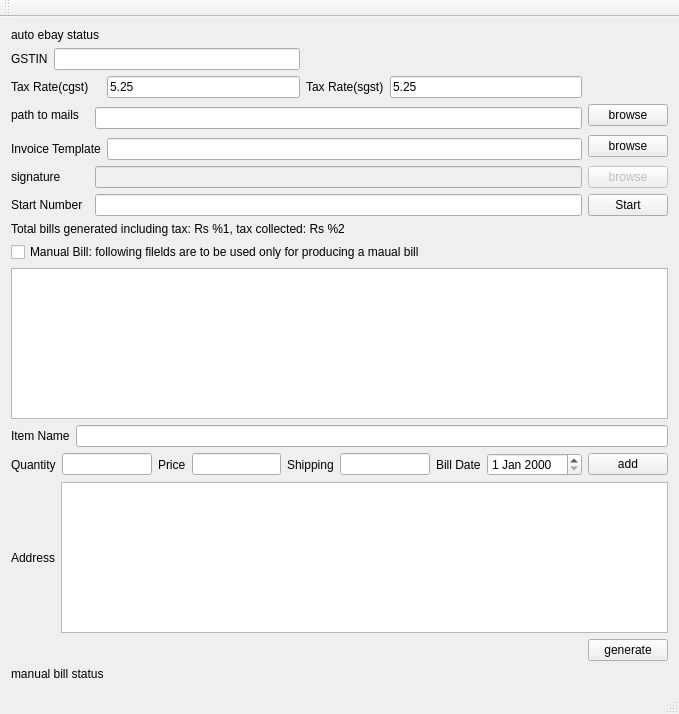
Before: the Qt Designer form mainwindow.ui in pritamghanghas/prepare_bills, drawn with Qt 5.
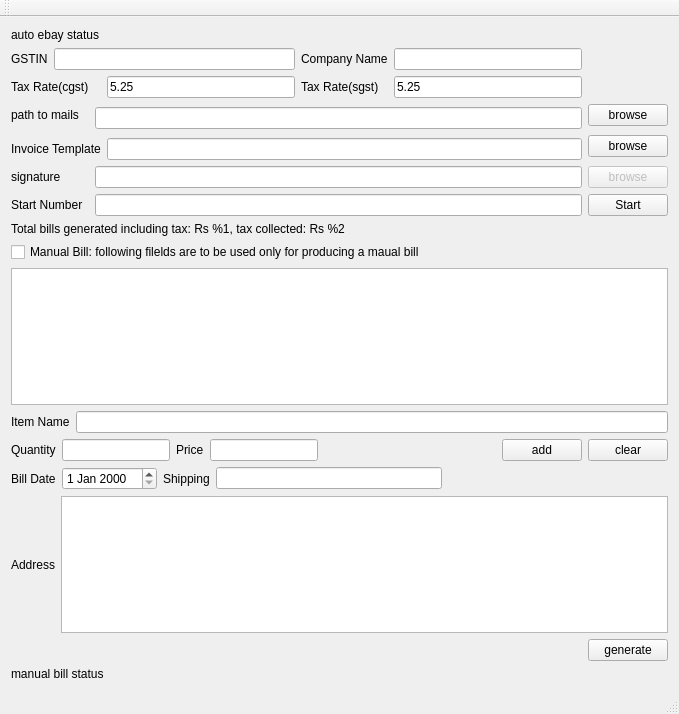
After: the same form once the commit is applied.

The edit to the form file:
```diff
--- a/mainwindow.ui
+++ b/mainwindow.ui
@@ -10,6 +10,12 @@
     <height>714</height>
    </rect>
   </property>
+  <property name="sizePolicy">
+   <sizepolicy hsizetype="Preferred" vsizetype="Preferred">
+    <horstretch>10</horstretch>
+    <verstretch>0</verstretch>
+   </sizepolicy>
+  </property>
   <property name="windowTitle">
    <string>MainWindow</string>
   </property>
@@ -106,7 +112,7 @@
       <item row="5" column="2" colspan="4">
        <widget class="QLineEdit" name="signature_path_edit">
         <property name="enabled">
-         <bool>false</bool>
+         <bool>true</bool>
         </property>
        </widget>
       </item>
@@ -137,6 +143,16 @@
         </property>
        </widget>
       </item>
+      <item row="0" column="4">
+       <widget class="QLabel" name="label_10">
+        <property name="text">
+         <string>Company Name</string>
+        </property>
+       </widget>
+      </item>
+      <item row="0" column="5">
+       <widget class="QLineEdit" name="companyName"/>
+      </item>
      </layout>
     </item>
     <item>
@@ -161,7 +177,7 @@
      </widget>
     </item>
     <item>
-     <layout class="QHBoxLayout" name="horizontalLayout_2">
+     <layout class="QHBoxLayout" name="horizontalLayout">
       <item>
        <widget class="QLabel" name="label_4">
         <property name="text">
@@ -170,42 +186,96 @@
        </widget>
       </item>
       <item>
-       <widget class="QLineEdit" name="itemNameField"/>
+       <widget class="QLineEdit" name="itemNameField">
+        <property name="sizePolicy">
+         <sizepolicy hsizetype="Expanding" vsizetype="Fixed">
+          <horstretch>1</horstretch>
+          <verstretch>0</verstretch>
+         </sizepolicy>
+        </property>
+       </widget>
       </item>
      </layout>
     </item>
     <item>
-     <layout class="QHBoxLayout" name="horizontalLayout">
+     <layout class="QHBoxLayout" name="horizontalLayout_2">
       <item>
        <widget class="QLabel" name="label_5">
+        <property name="sizePolicy">
+         <sizepolicy hsizetype="Minimum" vsizetype="Preferred">
+          <horstretch>0</horstretch>
+          <verstretch>0</verstretch>
+         </sizepolicy>
+        </property>
         <property name="text">
          <string>Quantity</string>
         </property>
        </widget>
       </item>
       <item>
-       <widget class="QLineEdit" name="quantityField"/>
+       <widget class="QLineEdit" name="quantityField">
+        <property name="sizePolicy">
+         <sizepolicy hsizetype="Minimum" vsizetype="Fixed">
+          <horstretch>0</horstretch>
+          <verstretch>0</verstretch>
+         </sizepolicy>
+        </property>
+       </widget>
       </item>
       <item>
        <widget class="QLabel" name="label_7">
+        <property name="sizePolicy">
+         <sizepolicy hsizetype="Minimum" vsizetype="Preferred">
+          <horstretch>0</horstretch>
+          <verstretch>0</verstretch>
+         </sizepolicy>
+        </property>
         <property name="text">
          <string>Price</string>
         </property>
        </widget>
       </item>
       <item>
-       <widget class="QLineEdit" name="priceField"/>
+       <widget class="QLineEdit" name="priceField">
+        <property name="sizePolicy">
+         <sizepolicy hsizetype="Minimum" vsizetype="Fixed">
+          <horstretch>0</horstretch>
+          <verstretch>0</verstretch>
+         </sizepolicy>
+        </property>
+       </widget>
       </item>
       <item>
-       <widget class="QLabel" name="label_9">
+       <spacer name="horizontalSpacer_3">
+        <property name="orientation">
+         <enum>Qt::Horizontal</enum>
+        </property>
+        <property name="sizeHint" stdset="0">
+         <size>
+          <width>40</width>
+          <height>20</height>
+         </size>
+        </property>
+       </spacer>
+      </item>
+      <item>
+       <widget class="QPushButton" name="addItemButton">
         <property name="text">
-         <string>Shipping</string>
+         <string>add</string>
         </property>
        </widget>
       </item>
       <item>
-       <widget class="QLineEdit" name="shipping_edit"/>
+       <widget class="QPushButton" name="clear_item_button">
+        <property name="text">
+         <string>clear</string>
+        </property>
+       </widget>
       </item>
+     </layout>
+    </item>
+    <item>
+     <layout class="QHBoxLayout" name="horizontalLayout_5">
       <item>
        <widget class="QLabel" name="label_3">
         <property name="text">
@@ -217,12 +287,28 @@
        <widget class="QDateEdit" name="billDateEdit"/>
       </item>
       <item>
-       <widget class="QPushButton" name="addItemButton">
+       <widget class="QLabel" name="label_9">
         <property name="text">
-         <string>add</string>
+         <string>Shipping</string>
         </property>
        </widget>
       </item>
+      <item>
+       <widget class="QLineEdit" name="shipping_edit"/>
+      </item>
+      <item>
+       <spacer name="horizontalSpacer_2">
+        <property name="orientation">
+         <enum>Qt::Horizontal</enum>
+        </property>
+        <property name="sizeHint" stdset="0">
+         <size>
+          <width>40</width>
+          <height>20</height>
+         </size>
+        </property>
+       </spacer>
+      </item>
      </layout>
     </item>
     <item>
@@ -277,11 +363,25 @@
    <zorder>checkBox</zorder>
    <zorder>itemsEdit</zorder>
    <zorder></zorder>
-   <zorder>sgst_label</zorder>
-   <zorder>sgst_field</zorder>
-   <zorder>label_8</zorder>
-   <zorder>gst_number</zorder>
    <zorder></zorder>
+   <zorder>clear_item_button</zorder>
+   <zorder>label_3</zorder>
+   <zorder>addItemButton</zorder>
+   <zorder>billDateEdit</zorder>
+   <zorder>label_9</zorder>
+   <zorder>shipping_edit</zorder>
+   <zorder>label_4</zorder>
+   <zorder>itemNameField</zorder>
+   <zorder>label_5</zorder>
+   <zorder>quantityField</zorder>
+   <zorder>quantityField</zorder>
+   <zorder>label_7</zorder>
+   <zorder>label_5</zorder>
+   <zorder>quantityField</zorder>
+   <zorder>label_7</zorder>
+   <zorder>priceField</zorder>
+   <zorder>addItemButton</zorder>
+   <zorder>clear_item_button</zorder>
   </widget>
   <widget class="QMenuBar" name="menuBar">
    <property name="geometry">
```
